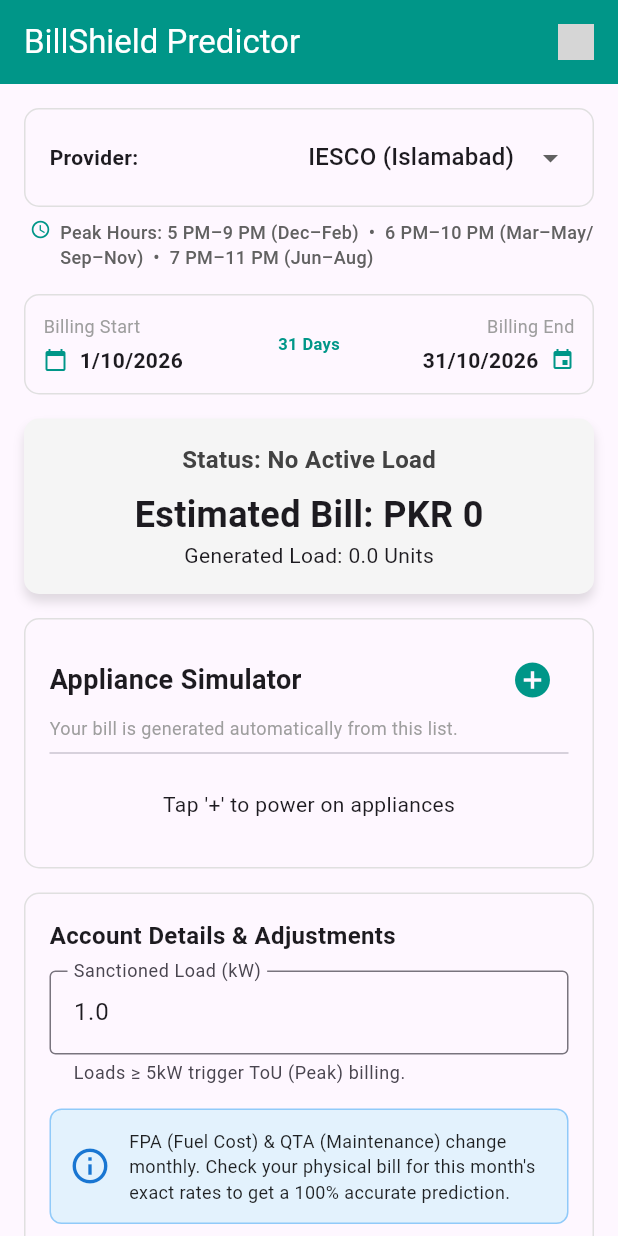
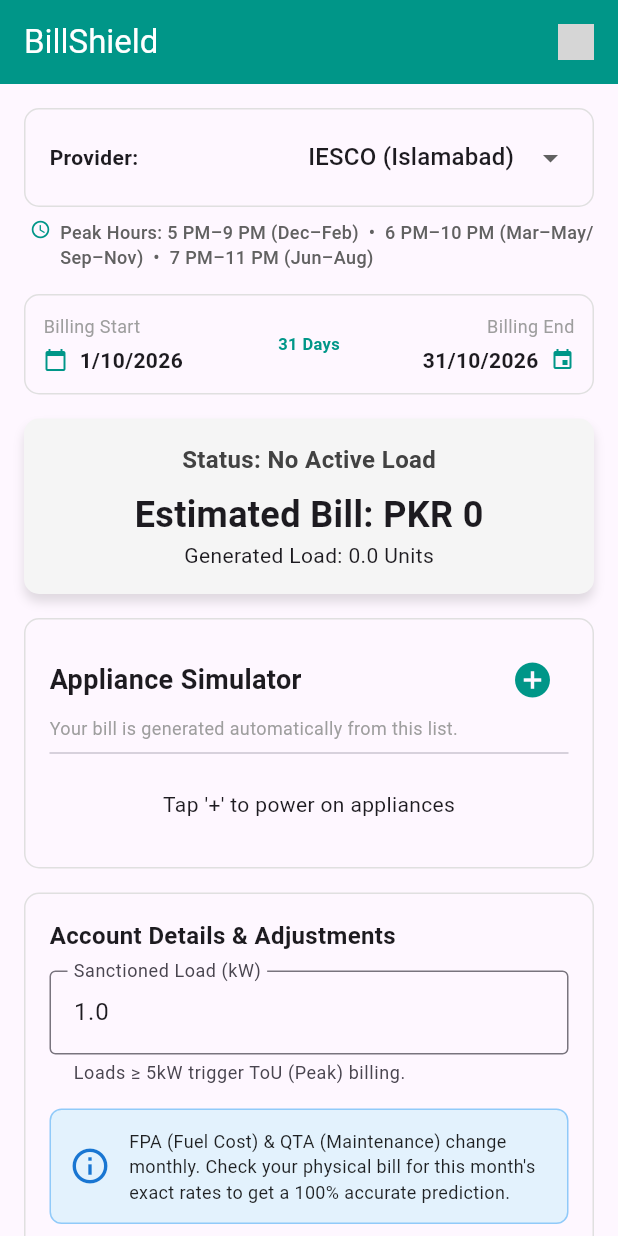
Before and after one commit to KhanSharjeel/billshield, a Flutter app: the screen it shows after launch, on a phone screen of 412 x 824 dp. Run offline on Flutter 3.47's test engine with Material 3 defaults, Android fonts, the phone set to English and light mode, and no system bars; grey boxes are pictures that could not be loaded.

Commit message:
updated dashboard

```diff
--- a/lib/pages/dashboard.dart
+++ b/lib/pages/dashboard.dart
@@ -298,7 +298,7 @@
 
     return Scaffold(
       appBar: AppBar(
-        title: const Text('BillShield Predictor'),
+        title: const Text('BillShield'),
         backgroundColor: Colors.teal,
         foregroundColor: Colors.white,
         actions: [
```
